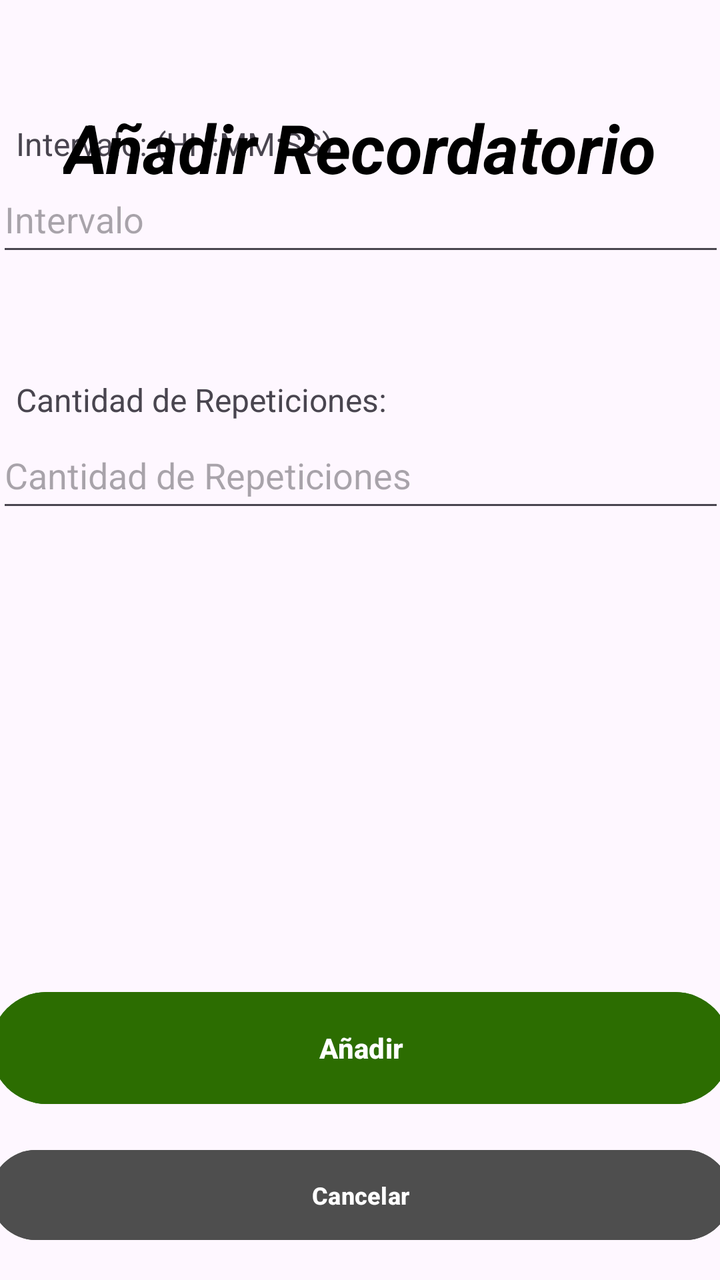
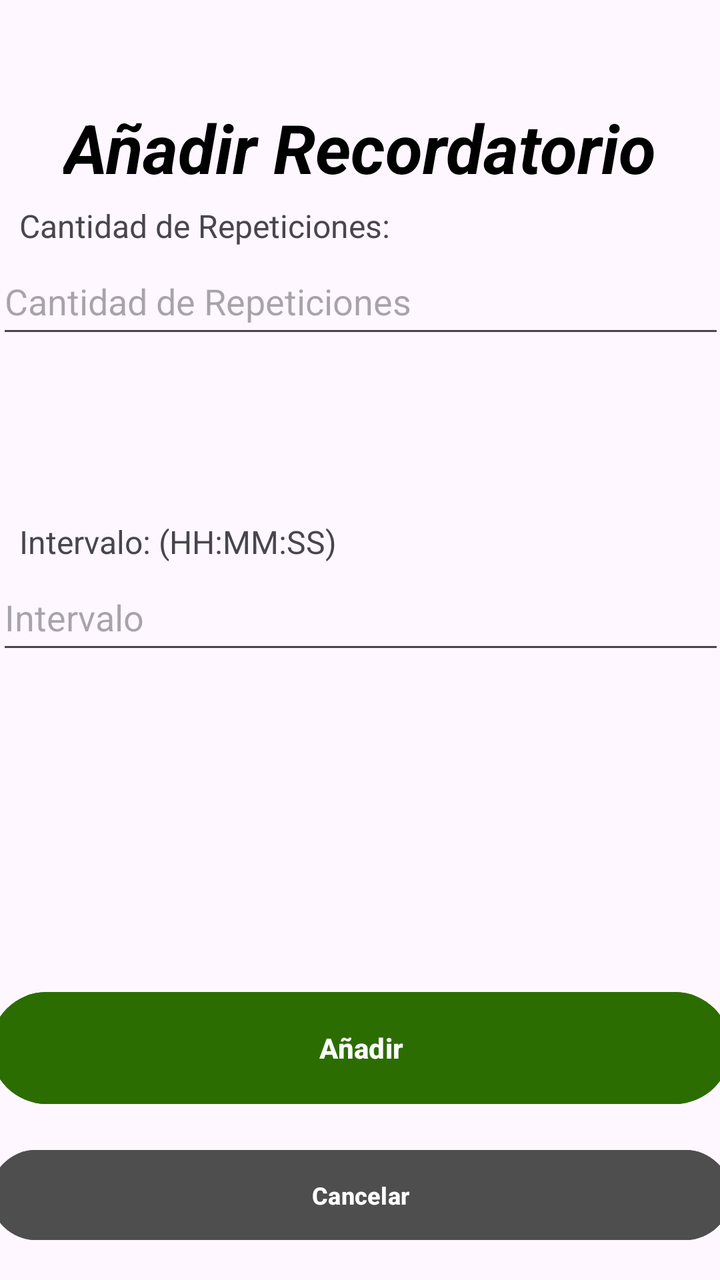

Screens rendered from an Android XML layout before and after an edit, with the pre-edit source and the edit as a unified diff.
<!-- AndroidManifest.xml: application theme Theme.MobilesVC -->
<!-- res/layout/recordatorio_crear_view.xml -->
<?xml version="1.0" encoding="utf-8"?>
<androidx.constraintlayout.widget.ConstraintLayout xmlns:android="http://schemas.android.com/apk/res/android"
    xmlns:app="http://schemas.android.com/apk/res-auto"
    xmlns:tools="http://schemas.android.com/tools"
    android:layout_width="match_parent"
    android:layout_height="match_parent">

    <TextView
        android:id="@+id/textView51"
        android:layout_width="200dp"
        android:layout_height="22dp"
        android:text="Cantidad de Repeticiones:"
        android:textSize="16sp"
        app:layout_constraintBottom_toTopOf="@+id/vCantidadCrear"
        app:layout_constraintEnd_toEndOf="parent"
        app:layout_constraintHorizontal_bias="0.051"
        app:layout_constraintStart_toStartOf="parent" />

    <TextView
        android:id="@+id/textView50"
        android:layout_width="200dp"
        android:layout_height="22dp"
        android:text="Intervalo: (HH:MM:SS)"
        android:textSize="16sp"
        app:layout_constraintBottom_toTopOf="@+id/vIntervaloCrear"
        app:layout_constraintEnd_toEndOf="parent"
        app:layout_constraintHorizontal_bias="0.051"
        app:layout_constraintStart_toStartOf="parent" />

    <com.google.android.material.textfield.TextInputEditText
        android:id="@+id/vCantidadCrear"
        android:layout_width="364dp"
        android:layout_height="50dp"
        android:layout_marginBottom="231dp"
        android:hint="Cantidad de Repeticiones"
        app:layout_constraintBottom_toTopOf="@+id/vCrearRecordatorio"
        app:layout_constraintEnd_toEndOf="parent"
        app:layout_constraintStart_toStartOf="parent" />

    <Button
        android:id="@+id/vVolverCrearRecordatorio"
        android:layout_width="370dp"
        android:layout_height="53dp"
        android:layout_marginHorizontal="24dp"
        android:layout_marginBottom="16dp"
        android:backgroundTint="#4E4E4E"
        android:paddingVertical="10dp"
        android:text="Cancelar"
        android:textSize="12sp"
        android:textStyle="bold"
        android:visibility="visible"
        app:layout_constraintBottom_toBottomOf="parent"
        app:layout_constraintEnd_toEndOf="parent"
        app:layout_constraintHorizontal_bias="0.5"
        app:layout_constraintStart_toStartOf="parent" />

    <Button
        android:id="@+id/vCrearRecordatorio"
        android:layout_width="370dp"
        android:layout_height="64dp"
        android:layout_marginBottom="84dp"
        android:backgroundTint="#2C6D01"
        android:paddingVertical="14dp"
        android:text="Añadir"
        android:textStyle="bold"
        app:layout_constraintBottom_toBottomOf="parent"
        app:layout_constraintEnd_toEndOf="parent"
        app:layout_constraintHorizontal_bias="0.5"
        app:layout_constraintStart_toStartOf="parent" />

    <TextView
        android:id="@+id/textView9"
        android:layout_width="wrap_content"
        android:layout_height="wrap_content"
        android:layout_marginStart="92dp"
        android:layout_marginTop="51dp"
        android:layout_marginEnd="92dp"
        android:fontFamily="sans-serif"
        android:text="Añadir Recordatorio"
        android:textColor="#000000"
        android:textSize="34sp"
        android:textStyle="bold|italic"
        app:layout_constraintEnd_toEndOf="parent"
        app:layout_constraintStart_toStartOf="parent"
        app:layout_constraintTop_toTopOf="parent"
        tools:textSize="26sp" />

    <EditText
        android:id="@+id/vIntervaloCrear"
        android:layout_width="364sp"
        android:layout_height="50sp"
        android:layout_marginBottom="78dp"
        android:ems="10"
        android:hint="Intervalo "
        android:inputType="time"
        app:layout_constraintBottom_toTopOf="@+id/vCantidadCrear"
        app:layout_constraintEnd_toEndOf="parent"
        app:layout_constraintStart_toStartOf="parent" />

</androidx.constraintlayout.widget.ConstraintLayout>
<!-- resources referenced by this layout -->
<resources>
  <style name="Theme.MobilesVC" parent="Base.Theme.MobilesVC" />
  <style name="Base.Theme.MobilesVC" parent="Theme.Material3.DayNight.NoActionBar">
          
          
      </style>
</resources>

<!-- the commit's change to res/layout/recordatorio_crear_view.xml (unified diff, before → after) -->
@@ -4,6 +4,19 @@
     xmlns:tools="http://schemas.android.com/tools"
     android:layout_width="match_parent"
     android:layout_height="match_parent">
+
+    <com.google.android.material.textfield.TextInputEditText
+        android:id="@+id/vCantidadCrear"
+        android:layout_width="364dp"
+        android:layout_height="50dp"
+        android:layout_marginBottom="108dp"
+        android:hint="Cantidad de Repeticiones"
+        android:inputType="number"
+        android:maxLength="2"
+        app:layout_constraintBottom_toTopOf="@+id/vIntervaloCrear"
+        app:layout_constraintEnd_toEndOf="parent"
+        app:layout_constraintHorizontal_bias="0.5"
+        app:layout_constraintStart_toStartOf="parent" />
 
     <TextView
         android:id="@+id/textView51"
@@ -13,28 +26,7 @@
         android:textSize="16sp"
         app:layout_constraintBottom_toTopOf="@+id/vCantidadCrear"
         app:layout_constraintEnd_toEndOf="parent"
-        app:layout_constraintHorizontal_bias="0.051"
-        app:layout_constraintStart_toStartOf="parent" />
-
-    <TextView
-        android:id="@+id/textView50"
-        android:layout_width="200dp"
-        android:layout_height="22dp"
-        android:text="Intervalo: (HH:MM:SS)"
-        android:textSize="16sp"
-        app:layout_constraintBottom_toTopOf="@+id/vIntervaloCrear"
-        app:layout_constraintEnd_toEndOf="parent"
-        app:layout_constraintHorizontal_bias="0.051"
-        app:layout_constraintStart_toStartOf="parent" />
-
-    <com.google.android.material.textfield.TextInputEditText
-        android:id="@+id/vCantidadCrear"
-        android:layout_width="364dp"
-        android:layout_height="50dp"
-        android:layout_marginBottom="231dp"
-        android:hint="Cantidad de Repeticiones"
-        app:layout_constraintBottom_toTopOf="@+id/vCrearRecordatorio"
-        app:layout_constraintEnd_toEndOf="parent"
+        app:layout_constraintHorizontal_bias="0.06"
         app:layout_constraintStart_toStartOf="parent" />
 
     <Button
@@ -89,12 +81,25 @@
         android:id="@+id/vIntervaloCrear"
         android:layout_width="364sp"
         android:layout_height="50sp"
-        android:layout_marginBottom="78dp"
+        android:layout_marginBottom="160dp"
         android:ems="10"
         android:hint="Intervalo "
         android:inputType="time"
-        app:layout_constraintBottom_toTopOf="@+id/vCantidadCrear"
+        android:maxLength="8"
+        app:layout_constraintBottom_toTopOf="@+id/vCrearRecordatorio"
         app:layout_constraintEnd_toEndOf="parent"
+        app:layout_constraintHorizontal_bias="0.5"
+        app:layout_constraintStart_toStartOf="parent" />
+
+    <TextView
+        android:id="@+id/textView50"
+        android:layout_width="200dp"
+        android:layout_height="22dp"
+        android:text="Intervalo: (HH:MM:SS)"
+        android:textSize="16sp"
+        app:layout_constraintBottom_toTopOf="@+id/vIntervaloCrear"
+        app:layout_constraintEnd_toEndOf="parent"
+        app:layout_constraintHorizontal_bias="0.06"
         app:layout_constraintStart_toStartOf="parent" />
 
 </androidx.constraintlayout.widget.ConstraintLayout>
